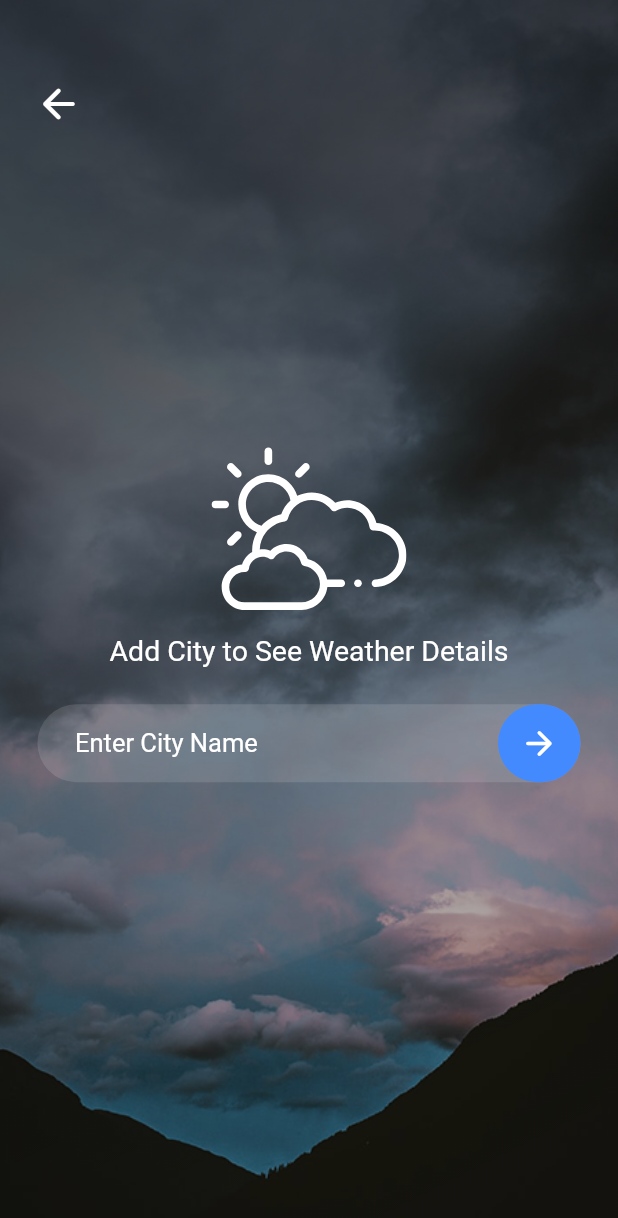
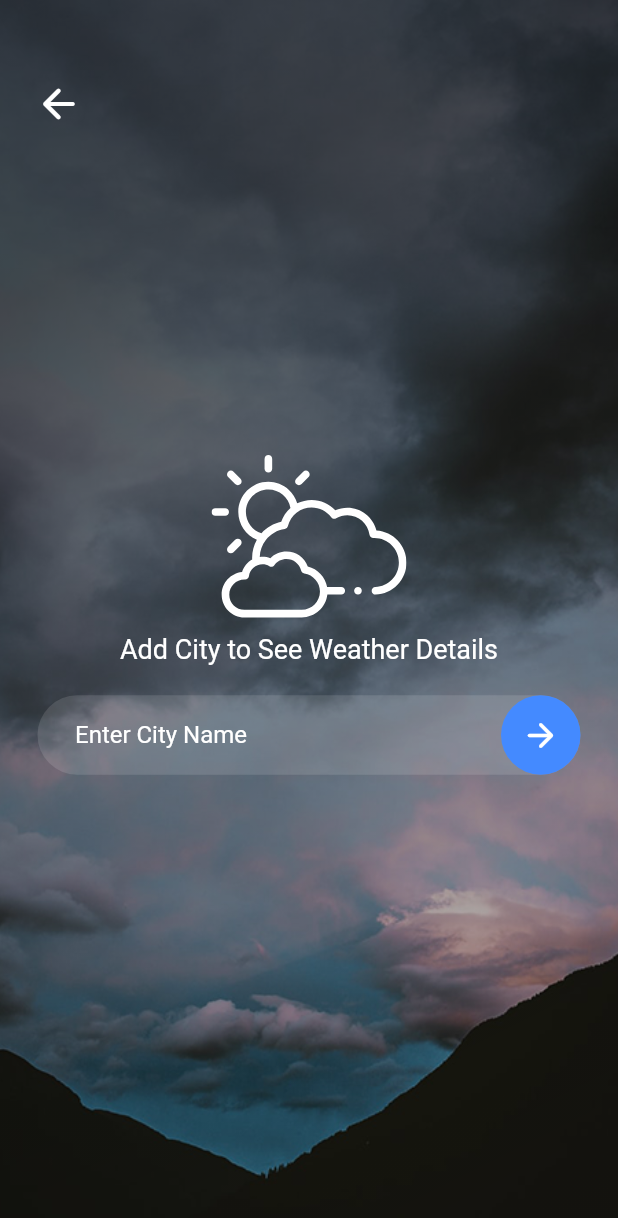
Before and after one commit to Rezuanul-Islam-Fahim/neo_weather, a Flutter app: the screen it shows after launch, after a tap on the "search" icon, on a phone screen of 412 x 824 dp. Shown: the top 1218 px of the screen. Run offline on Flutter 3.47's test engine with Material 2 defaults, Android fonts, the phone set to English and light mode, and no system bars; our stand-ins replace flutter_svg, shared_preferences, timer_builder.

Commit message:
Update typography

```diff
--- a/lib/components/homeScreen/headSection.dart
+++ b/lib/components/homeScreen/headSection.dart
@@ -37,7 +37,7 @@ class HeadSection extends StatelessWidget {
                   icon: const Icon(
                     Icons.delete_forever,
                     color: Colors.white,
-                    size: 30,
+                    size: 28,
                   ),
                   onPressed: handler,
                 ),
@@ -71,7 +71,7 @@ class HeadSection extends StatelessWidget {
                               fontSize: 38,
                             ),
                           ),
-                const SizedBox(height: 5),
+                const SizedBox(height: 8),
                 TimerBuilder.periodic(
                   const Duration(seconds: 1),
                   builder: (BuildContext context) {
--- a/lib/components/searchScreen/searchBox.dart
+++ b/lib/components/searchScreen/searchBox.dart
@@ -62,7 +62,7 @@ class _SearchBoxState extends State<SearchBox> {
     return Column(
       children: <Widget>[
         Container(
-          height: 52,
+          height: 53,
           margin: const EdgeInsets.symmetric(horizontal: 25),
           padding: const EdgeInsets.only(left: 25),
           decoration: BoxDecoration(
@@ -74,12 +74,12 @@ class _SearchBoxState extends State<SearchBox> {
               Expanded(
                 child: TextField(
                   controller: inputController,
-                  style: const TextStyle(color: Colors.white, fontSize: 17),
+                  style: const TextStyle(color: Colors.white, fontSize: 16),
                   decoration: const InputDecoration(
                     hintText: 'Enter City Name',
                     hintStyle: const TextStyle(
                       color: Colors.white,
-                      fontSize: 17,
+                      fontSize: 16,
                     ),
                     border: InputBorder.none,
                   ),
@@ -92,8 +92,8 @@ class _SearchBoxState extends State<SearchBox> {
                   context,
                 ),
                 child: Container(
-                  width: 55,
-                  height: 55,
+                  width: 53,
+                  height: 53,
                   decoration: BoxDecoration(
                     color: Colors.blueAccent,
                     borderRadius: BorderRadius.circular(30),
--- a/lib/screens/searchScreen.dart
+++ b/lib/screens/searchScreen.dart
@@ -39,12 +39,11 @@ class SearchPage extends StatelessWidget {
                 color: Colors.white,
                 width: 130,
               ),
-              const SizedBox(height: 5),
               const Text(
                 'Add City to See Weather Details',
-                style: const TextStyle(color: Colors.white, fontSize: 19),
+                style: const TextStyle(color: Colors.white, fontSize: 18),
               ),
-              const SizedBox(height: 25),
+              const SizedBox(height: 20),
               SearchBox(),
             ],
           ),
```
Also changed, not shown: lib/components/homeScreen/weatherData.dart (+9 -3 lines), lib/components/homeScreen/weatherDetails.dart (+5 -5 lines).
